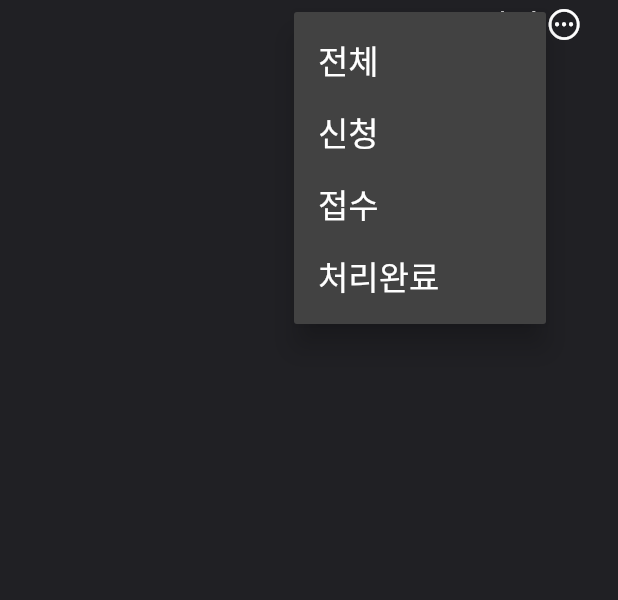
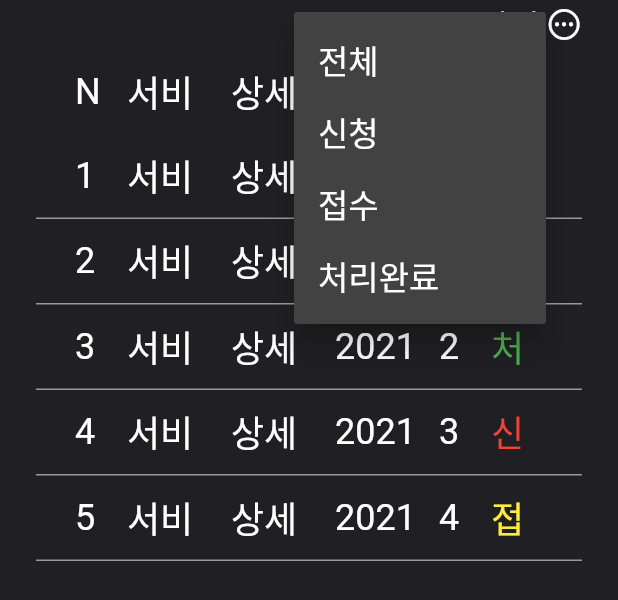
Before and after one commit to workingscorpion/h-order-app, a Flutter app: the HistoryView widget shown alone on an empty page, opened directly, after a tap on an icon or button, on a phone screen of 412 x 824 dp. Shown: the top 600 px of the screen. Run offline on Flutter 3.47's test engine with Material 2 defaults, Android fonts, the phone set to English and light mode, and no system bars; our stand-ins replace animated_text_kit, carousel_slider, fluttertoast, mobx; generated files the repository leaves out were written again.

Commit message:
feat: historyView

```diff
--- a/lib/pages/home/historyView.dart
+++ b/lib/pages/home/historyView.dart
@@ -1,5 +1,8 @@
 import 'package:flutter/cupertino.dart';
 import 'package:flutter/material.dart';
+import 'package:h_order/components/collapsible.dart';
+import 'package:h_order/models/historyModel.dart';
+import 'package:intl/intl.dart';
 
 class HistoryView extends StatefulWidget {
   HistoryView();
@@ -12,9 +15,39 @@ class _HistoryViewState extends State<HistoryView> {
   FocusNode focusNode;
   String selectedPopupMenu = 'all';
 
+  List<HistoryModel> origin;
+
+  List<HistoryModel> list;
+
+  List<int> ratio = [1, 2, 2, 2, 1, 1];
+
+  List<String> headers = [
+    'No.',
+    '서비스명',
+    '상세항목',
+    '이용일자',
+    '결제금액',
+    '상태',
+  ];
+
   @override
   void initState() {
     super.initState();
+
+    origin = List.generate(
+      5,
+      (index) => HistoryModel(
+        index: index + 1,
+        serviceName: '서비스명$index',
+        createdTime: DateTime.now(),
+        summary: '상세항목$index',
+        amount: index * 1000,
+        status: index % 3,
+        detail: '디테일$index',
+      ),
+    );
+
+    list = [...origin];
   }
 
   @override
@@ -31,7 +64,142 @@ class _HistoryViewState extends State<HistoryView> {
           crossAxisAlignment: CrossAxisAlignment.stretch,
           children: [
             _popup(),
+            _row(
+              children: List.generate(
+                  headers.length,
+                  (index) => Text(
+                        headers[index],
+                        maxLines: 1,
+                      )),
+            ),
+            Expanded(
+              child: ListView(
+                children: [
+                  ...list.map(
+                    (item) => _item(
+                      children: [
+                        Text(
+                          '${item.index}',
+                          maxLines: 1,
+                        ),
+                        Text(
+                          item.serviceName != null
+                              ? '${item.serviceName}'
+                              : '-',
+                          maxLines: 1,
+                        ),
+                        Text(
+                          item.summary != null ? '${item.summary}' : '-',
+                          maxLines: 1,
+                        ),
+                        Text(
+                          '${DateFormat('yyyy-MM-dd').format(item.createdTime)}',
+                          maxLines: 1,
+                        ),
+                        Text(
+                          item.amount != null ? '${item.amount}' : '-',
+                          maxLines: 1,
+                        ),
+                        Text(
+                          _statusText(item.status),
+                          maxLines: 1,
+                          style: TextStyle(color: _statusColor(item.status)),
+                        ),
+                      ],
+                      content: item.detail,
+                    ),
+                  ),
+                ],
+              ),
+            ),
           ],
+        ),
+      );
+
+  _statusText(int status) {
+    switch (status) {
+      case 0:
+        return '신청';
+      case 1:
+        return '접수';
+      case 2:
+        return '처리완료';
+      default:
+        return '신청';
+    }
+  }
+
+  _statusColor(int status) {
+    switch (status) {
+      case 0:
+        return Colors.red;
+      case 1:
+        return Colors.yellow;
+      case 2:
+        return Colors.green;
+      default:
+        return Colors.red;
+    }
+  }
+
+  _row({
+    List<Widget> children,
+  }) =>
+      DefaultTextStyle(
+        style: TextStyle(
+          fontSize: 24,
+        ),
+        child: Container(
+          padding: EdgeInsets.symmetric(
+            vertical: 10,
+            horizontal: 26,
+          ),
+          child: Row(
+            children: [
+              ...children
+                  .asMap()
+                  .map(
+                    (index, item) => MapEntry(
+                      index,
+                      Expanded(
+                        flex: ratio[index],
+                        child: Container(
+                          padding: index != children.length - 1
+                              ? EdgeInsets.only(right: 10)
+                              : EdgeInsets.zero,
+                          child: item,
+                        ),
+                      ),
+                    ),
+                  )
+                  .values,
+            ],
+          ),
+        ),
+      );
+
+  _item({
+    List<Widget> children,
+    String content,
+  }) =>
+      Collapsible(
+        header: _row(
+          children: children,
+        ),
+        body: _collapsibleBody(content),
+      );
+
+  _collapsibleBody(String content) => Container(
+        padding: EdgeInsets.all(26),
+        decoration: BoxDecoration(
+          border: Border(
+            top: BorderSide(
+              color: Colors.white12,
+            ),
+          ),
+        ),
+        child: Text(
+          content != null ? content : '-',
         ),
       );
 
@@ -67,6 +235,9 @@ class _HistoryViewState extends State<HistoryView> {
             onSelected: (value) {
               setState(() {
                 selectedPopupMenu = value;
+                list = [...origin]
+                    .where((h) => _popupIndex().contains(h.status))
+                    .toList();
               });
             },
           ),
@@ -83,6 +254,23 @@ class _HistoryViewState extends State<HistoryView> {
         return '접수';
       case 'done':
         return '처리완료';
+      default:
+        return '전체';
+    }
+  }
+
+  List<int> _popupIndex() {
+    switch (selectedPopupMenu) {
+      case 'all':
+        return List<int>.generate(3, (i) => i);
+      case 'apply':
+        return List<int>.of([0]);
+      case 'receipted':
+        return List<int>.of([1]);
+      case 'done':
+        return List<int>.of([2]);
+      default:
+        return List<int>.generate(3, (i) => i);
     }
   }
 }
```
